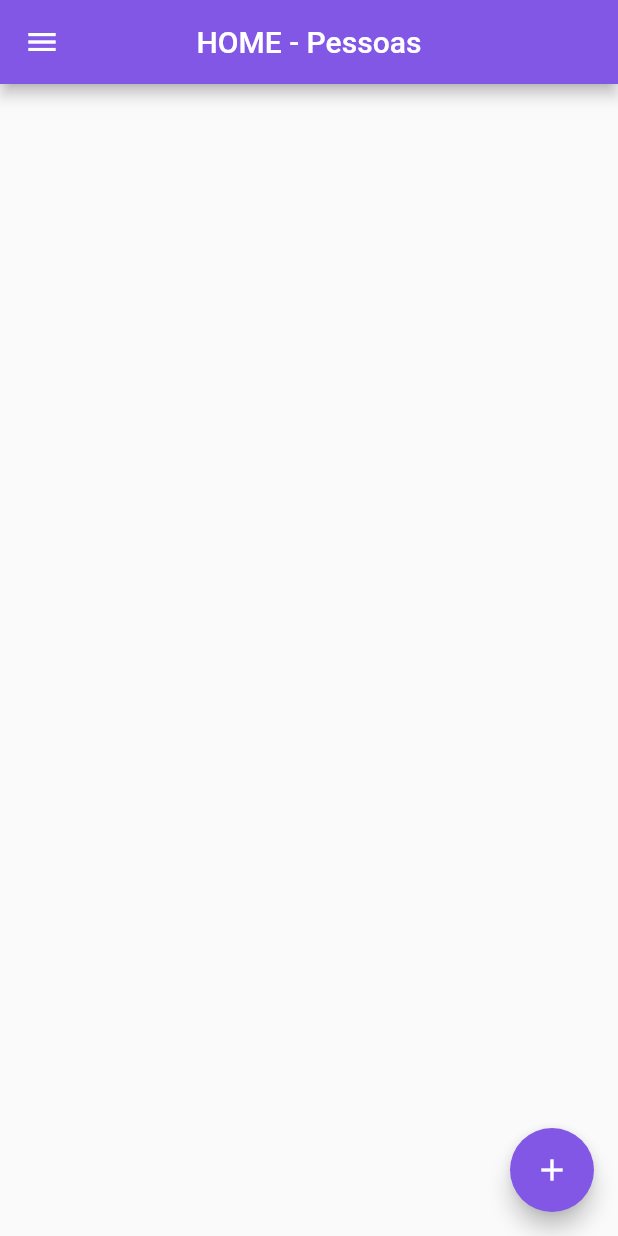
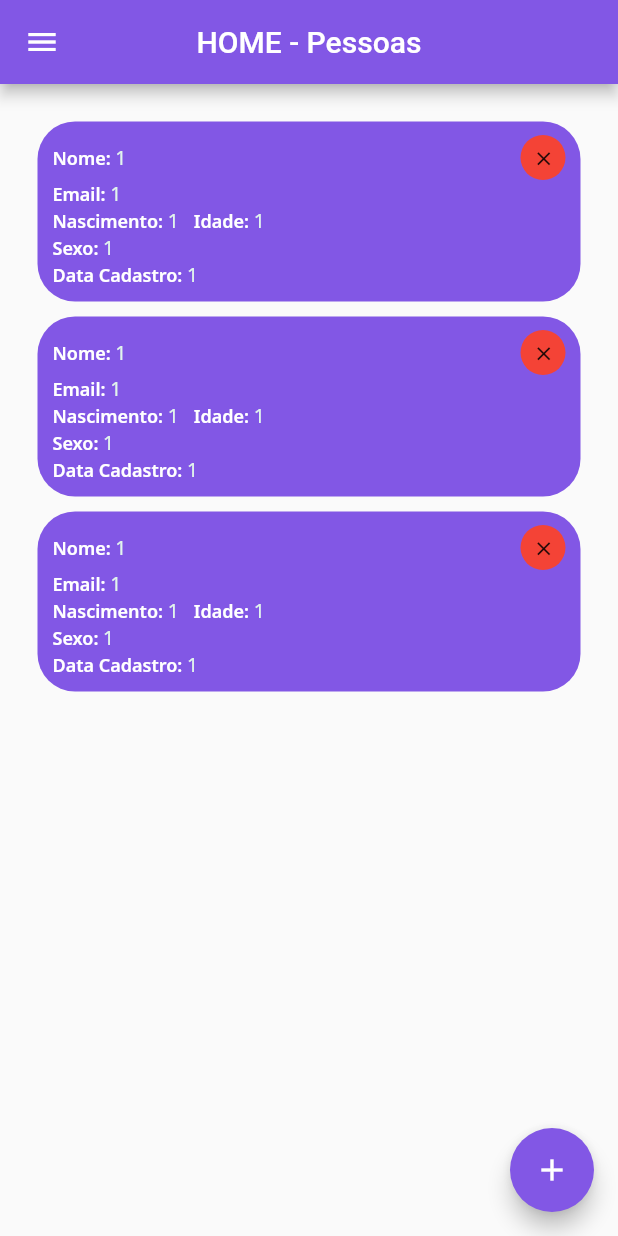
Before and after one commit to wendellperes/flutter_app_exemple, a Flutter app: the screen it shows after launch, on a phone screen of 412 x 824 dp. Run offline on Flutter 3.47's test engine with Material 2 defaults, Android fonts, the phone set to English and light mode, and no system bars; our stand-ins replace flutter_spinkit, google_fonts, mobx, sqflite; accounts and stored records are empty; generated files the repository leaves out were written again.

Commit message:
Adicionando tela de cadastro e refatorando base de conexão com o banco de Dados

```diff
--- a/lib/componentes/app_border_styles.dart
+++ b/lib/componentes/app_border_styles.dart
@@ -0,0 +1,20 @@
+import 'package:avaliacao_empresa_flutter/componentes/app_colors.dart';
+import 'package:flutter/material.dart';
+
+OutlineInputBorder disabledBorder  = OutlineInputBorder(
+    borderSide: BorderSide(color: Colors.black38),
+    borderRadius: BorderRadius.all(Radius.circular(12))
+);
+
+OutlineInputBorder enabledBorder  = OutlineInputBorder(
+    borderSide: BorderSide(color: AppColors.green),
+    borderRadius: BorderRadius.all(Radius.circular(12))
+);
+OutlineInputBorder focusedBorder  = OutlineInputBorder(
+    borderSide: BorderSide(color: AppColors.green),
+    borderRadius: BorderRadius.all(Radius.circular(12))
+);
+OutlineInputBorder border  = OutlineInputBorder(
+    borderSide: BorderSide(color: AppColors.green),
+    borderRadius: BorderRadius.all(Radius.circular(12))
+);
--- a/lib/main.dart
+++ b/lib/main.dart
@@ -1,3 +1,4 @@
+import 'package:avaliacao_empresa_flutter/views/criar_cadastro_view/criarCadastro.dart';
 import 'package:flutter/material.dart';
 import 'package:avaliacao_empresa_flutter/controllers/controller_busca/controller_busca.dart';
 import 'package:avaliacao_empresa_flutter/controllers/controller_delete/controller_delete.dart';
@@ -47,6 +48,7 @@ class MyApp extends StatelessWidget {
         //uso Rotas Nomeadas
         '/': (context) => Splashscreen(),
         '/home': (context) => Home(),
+        '/Cadastrar': (context) => CreateUser(),
       },
       initialRoute: '/',
     );
--- /dev/null
+++ b/lib/views/Cards/cards_home.dart
@@ -0,0 +1,119 @@
+import 'package:avaliacao_empresa_flutter/componentes/app_colors.dart';
+import 'package:avaliacao_empresa_flutter/componentes/app_text_styles.dart';
+import 'package:flutter/material.dart';
+
+class Cards extends StatefulWidget {
+  final List listPesoas;
+
+  const Cards({Key key, this.listPesoas}) : super(key: key);
+  @override
+  _CardsState createState() => _CardsState();
+}
+
+class _CardsState extends State<Cards> {
+  @override
+  Widget build(BuildContext context) {
+    return Expanded(
+        child: ListView.builder(
+            itemCount: widget.listPesoas.length,
+            itemBuilder: (context, index){
+              return GestureDetector(
+                onTap: (){
+                  // Navigator.pushNamed(
+                  //     context,
+                  //     '/atualizar_produto',
+                  //     arguments: lista_produtos[index]['id']
+                  // );
+                },
+                child: Container(
+                    height: 120,
+                    margin: EdgeInsets.only(bottom: 10.0),
+                    padding: EdgeInsets.symmetric(horizontal: 25),
+                    child: Container(
+                      padding: EdgeInsets.symmetric(horizontal: 10),
+                      decoration: BoxDecoration(
+                        borderRadius: BorderRadius.circular(25),
+                        color: AppColors.purple,
+                      ),
+                      child: Column(
+                        crossAxisAlignment: CrossAxisAlignment.center,
+                        mainAxisAlignment: MainAxisAlignment.center,
+                        children: [
+                          Container(
+                            child: Row(
+                              mainAxisAlignment: MainAxisAlignment.spaceBetween,
+                              children: [
+                                Row(
+                                  children: [
+                                    Text('Nome: ', style: AppTextStyles.heading15,),
+                                    Text('${widget.listPesoas[index]['nome']}', style: AppTextStyles.bodylightGrey,),
+                                  ],
+                                ),
+                                //Button de Excluir o produto
+                                Container(
+                                    height: 30,
+                                    width: 30,
+                                    decoration: BoxDecoration(
+                                      borderRadius: BorderRadius.circular(50),
+                                      color: AppColors.inicialRed,
+                                    ),
+                                    child: IconButton(
+                                      icon: Icon(Icons.clear),
+                                      iconSize: 15,
+                                      onPressed: () async {
+
+                                      },
+                                    )
+                                ),
+
+                              ],
+                            ),
+                          ),
+                          Container(
+                            child: Row(
+                              children: [
+                                Text('Email: ', style: AppTextStyles.heading15,),
+                                Text('${widget.listPesoas[index]['email']}', style: AppTextStyles.bodylightGrey,),
+                              ],
+                            ),
+                          ),
+                          Container(
+                            child: Row(
+                              children: [
+                                Text('Nascimento: ', style: AppTextStyles.heading15,),
+                                Text('${widget.listPesoas[index]['nascimento']}', style: AppTextStyles.bodylightGrey,),
+                                SizedBox(
+                                  width: 10,
+                                ),
+                                Text('Idade: ', style: AppTextStyles.heading15,),
+                                Text('${widget.listPesoas[index]['idade']}', style: AppTextStyles.bodylightGrey,),
+
+                              ],
+                            ),
+                          ),
+                          Container(
+                            child: Row(
+                              children: [
+                                Text('Sexo: ', style: AppTextStyles.heading15,),
+                                Text('${widget.listPesoas[index]['sexo']}', style: AppTextStyles.bodylightGrey,),
+                              ],
+                            ),
+                          ),
+                          Container(
+                            child: Row(
+                              children: [
+                                Text('Data Cadastro: ', style: AppTextStyles.heading15,),
+                                Text('${widget.listPesoas[index]['data']}' , style: AppTextStyles.bodylightGrey,),
+                              ],
+                            ),
+                          ),
+                        ],
+                      ),
+                    )
+                ),
+              );
+            }
+        )
+    );
+  }
+}
--- a/lib/views/home_view/home.dart
+++ b/lib/views/home_view/home.dart
@@ -1,7 +1,9 @@
 
+import 'package:avaliacao_empresa_flutter/views/Cards/cards_home.dart';
 import 'package:flutter/cupertino.dart';
 import 'package:flutter/material.dart';
 import 'package:avaliacao_empresa_flutter/componentes/app_colors.dart';
+import 'package:avaliacao_empresa_flutter/componentes/app_text_styles.dart';
 import 'package:avaliacao_empresa_flutter/componentes/drawer/drawer.dart';
 
 class Home extends StatefulWidget {
@@ -11,7 +13,45 @@ class Home extends StatefulWidget {
 
 class _HomeViewState extends State<Home> {
 
+  List<Map> lista_pessoas = [];
 
+  @override
+  void initState() {
+    // TODO: implement initState
+    super.initState();
+
+    var Pessoa1 = {
+      "id": "1",
+      "nome": "1",
+      "email": "1",
+      "nascimento": "1",
+      "idade": "1",
+      "sexo": "1",
+      "data": "1",
+    };
+    var Pessoa2 = {
+      "id": "2",
+      "nome": "1",
+      "email": "1",
+      "nascimento": "1",
+      "idade": "1",
+      "sexo": "1",
+      "data": "1",
+    };
+    var Pessoa3 = {
+      "id": "3",
+      "nome": "1",
+      "email": "1",
+      "nascimento": "1",
+      "idade": "1",
+      "sexo": "1",
+      "data": "1",
+    };
+
+    lista_pessoas.add(Pessoa1);
+    lista_pessoas.add(Pessoa2);
+    lista_pessoas.add(Pessoa3);
+  }
   @override
   Widget build(BuildContext context) {
     return Scaffold(
@@ -22,11 +62,19 @@ class _HomeViewState extends State<Home> {
         centerTitle: true,
       ),
       drawer: CustomDrawer(),
-      body: Container(),
+      body: Column(
+        children: [
+          SizedBox(
+            height: 25,
+          ),
+          Cards(listPesoas: lista_pessoas,)
+
+        ],
+      ),
       floatingActionButton: FloatingActionButton(
         backgroundColor: AppColors.purple,
         onPressed: (){
-          print('Cadastrar Pessoas');
+          Navigator.pushNamed(context, '/Cadastrar');
         },
         child: Icon(Icons.add),
       ),
```
Also changed, not shown: lib/componentes/button_custom/button_custom.dart (+28 -0 lines), lib/controllers/controller_geral.dart (+3 -25 lines), lib/views/criar_cadastro_view/criarCadastro.dart (+235 -0 lines), 1 other file.
